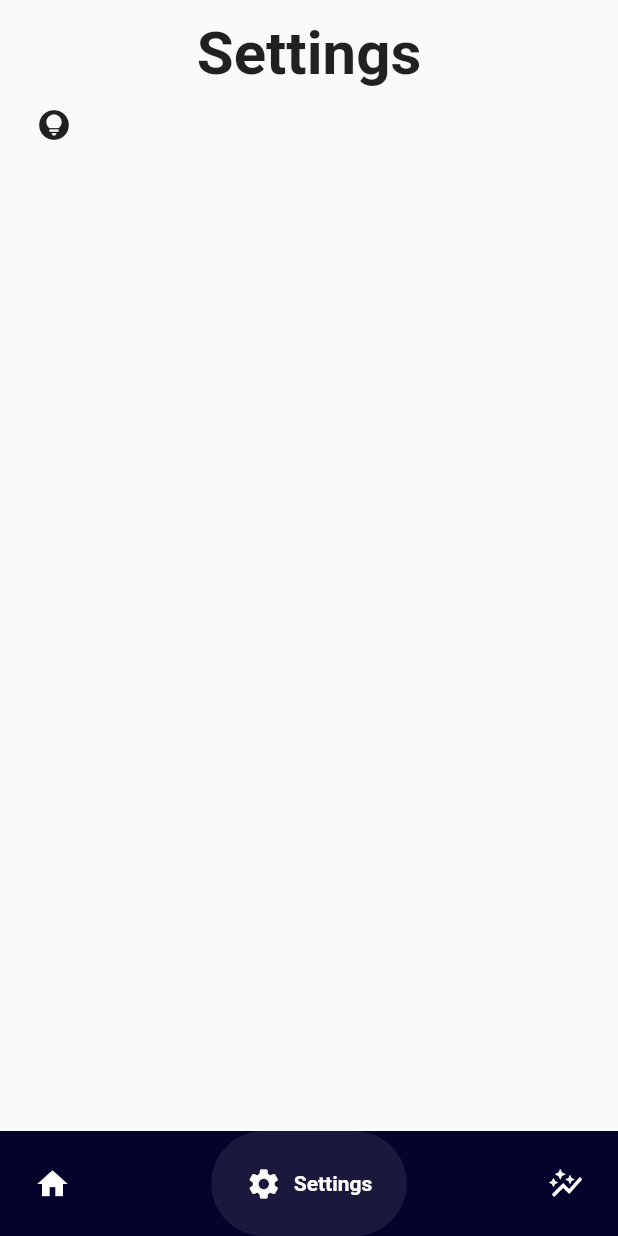
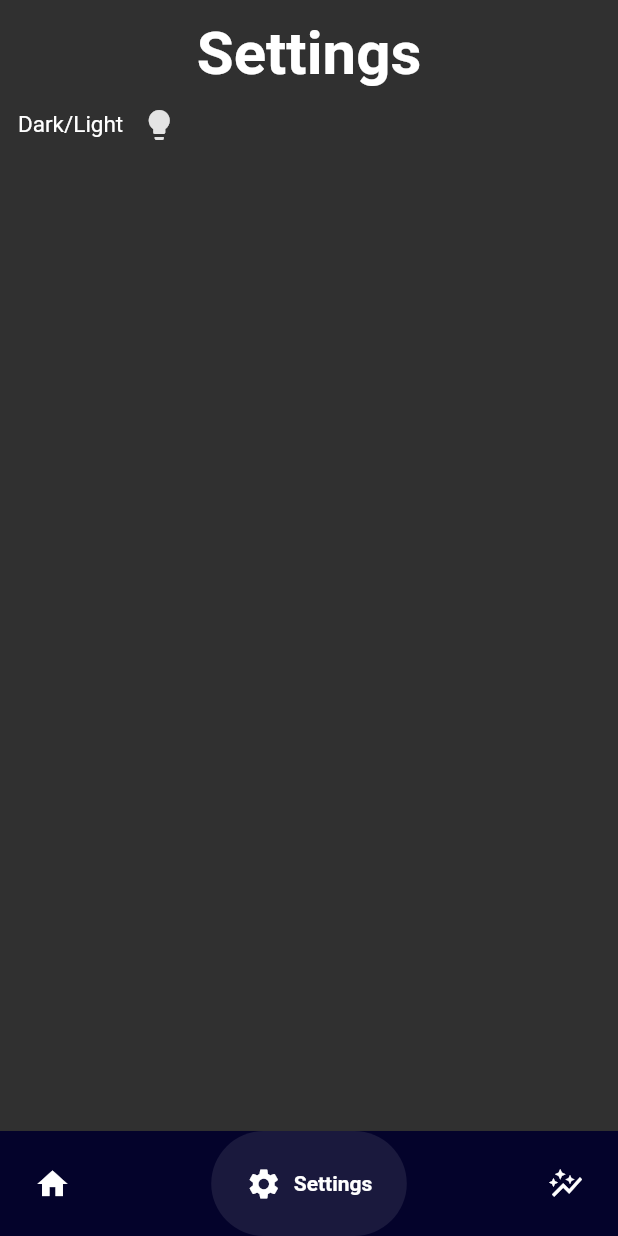
Before and after one commit to Spades13/Flutter_TM, a Flutter app: the screen it shows after launch, item 2 of the bottom bar chosen, on a phone screen of 412 x 824 dp. Run offline on Flutter 3.47's test engine with Material 2 defaults, Android fonts, the phone set to English and light mode, and no system bars; drawn by our look-alikes of google_nav_bar; missing offline and left inert: app_usage, usage_stats.

Commit message:
settings in progress

```diff
--- a/tm/lib/main.dart
+++ b/tm/lib/main.dart
@@ -1,6 +1,7 @@
 import 'package:flutter/material.dart';
 import "homepage.dart";
 import 'tracking.dart';
+import 'pages/settings.dart';
 
 void main() {
   runApp(const MyApp());
@@ -11,9 +12,13 @@ class MyApp extends StatelessWidget {
 
   @override
   Widget build(BuildContext context) {
-    return const MaterialApp(
+    return  MaterialApp(
       debugShowCheckedModeBanner: false,
       home: HomePage(),
+      theme: ThemeData.light(),
+      darkTheme: ThemeData.dark(),
+      themeMode: ThemeMode.dark,
+
     );
   }
 }
--- a/tm/lib/pages/settings.dart
+++ b/tm/lib/pages/settings.dart
@@ -1,3 +1,5 @@
+import 'dart:ui';
+
 import 'package:flutter/material.dart';
 //import 'package:flutter_settings_screens/flutter_settings_screens.dart';
 
@@ -10,10 +12,12 @@ class _Settings extends State<Settings> {
   int _currentIcon = 0;
 
   List<bool> isSelected = [false];
+  List<bool> isSelected2 = [true];
   List<Widget> lighticon = [
-    Icon(Icons.lightbulb_circle),
-    Icon(Icons.lightbulb_circle_sharp)
+    Icon(Icons.lightbulb),
+    Icon(Icons.lightbulb_outline)
   ];
+
   @override
   Widget build(BuildContext context) {
     return Scaffold(
@@ -24,8 +28,15 @@ class _Settings extends State<Settings> {
             children: [
               Text("Settings",
                   style: TextStyle(fontSize: 40, fontWeight: FontWeight.bold)),
+
               Row(
-                children: [
+              children: [
+                Row(
+                  children: const [
+                    Text("Dark/Light", style: TextStyle(fontSize: 15)),
+                  ],
+                ),
+
                   ToggleButtons(
                     // ignore: sort_child_properties_last
                     children: <Widget>[
@@ -33,18 +44,40 @@ class _Settings extends State<Settings> {
                     ],
                     isSelected: isSelected,
                     onPressed: (int newIndex) {
-                      print(newIndex);
-                      //when clicked it returns:
+                      //print(newIndex);
+                      setState(() {
+                      for (int index= 0; index < isSelected.length; index++){
+                      if (index == newIndex){
+                        isSelected2[index] = !isSelected2[index];
+
+                      }
+                      if (isSelected2[index] == true){
+                        _currentIcon = 0;
+                        value: 'light';
+
+                      }
+                      if (isSelected2[index] == false){
+                        _currentIcon = 1;
+                        value: 'dark';
+                      }
+
+
+                      }//when clicked it returns: 0
                       // MAKE ICON CHANGE WHEN TAPPED WITH THE NEW LISTS I MADE
+
+                      });
                     },
                     renderBorder: false,
                   ),
                 ],
               ),
             ],
+
           ),
         ),
+
       ),
+
     );
   }
 }
--- a/tm/pubspec.yaml
+++ b/tm/pubspec.yaml
@@ -37,6 +37,7 @@ dependencies:
   # Use with the CupertinoIcons class for iOS style icons.
   cupertino_icons: ^1.0.2
   google_nav_bar: ^5.0.6
+  provider: ^6.0.5
 
 
 dev_dependencies:
```
Also changed, not shown: tm/pubspec.lock.
